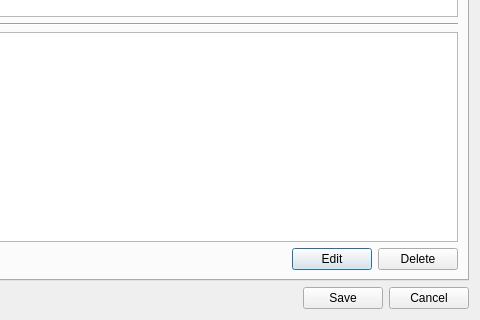
Qt form activitydialog.ui (warcomeb/labortool) before a commit; both pictures show x 320 to 800 and y 160 to 480 of the 800 by 480 pixel window.
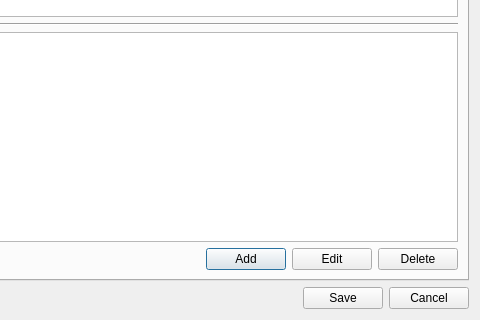
The same form after that commit.

Commit message: Aggiunto il pulsante 'Add Note' nell'activity dialog e la relativa gestione.

```diff
--- a/activitydialog.ui
+++ b/activitydialog.ui
@@ -277,6 +277,13 @@
            </property>
           </spacer>
          </item>
+         <item>
+          <widget class="QPushButton" name="activityNoteAddButton">
+           <property name="text">
+            <string>Add</string>
+           </property>
+          </widget>
+         </item>
          <item>
           <widget class="QPushButton" name="activityNoteEditButton">
            <property name="text">
```
The commit also changes 5 other files.
